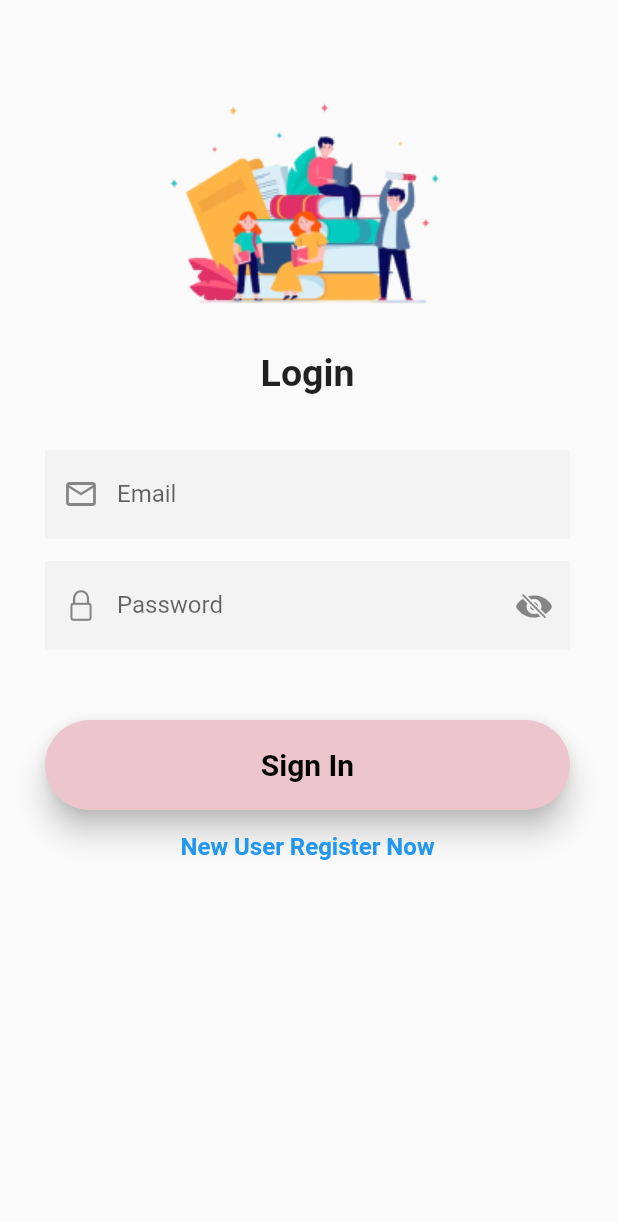
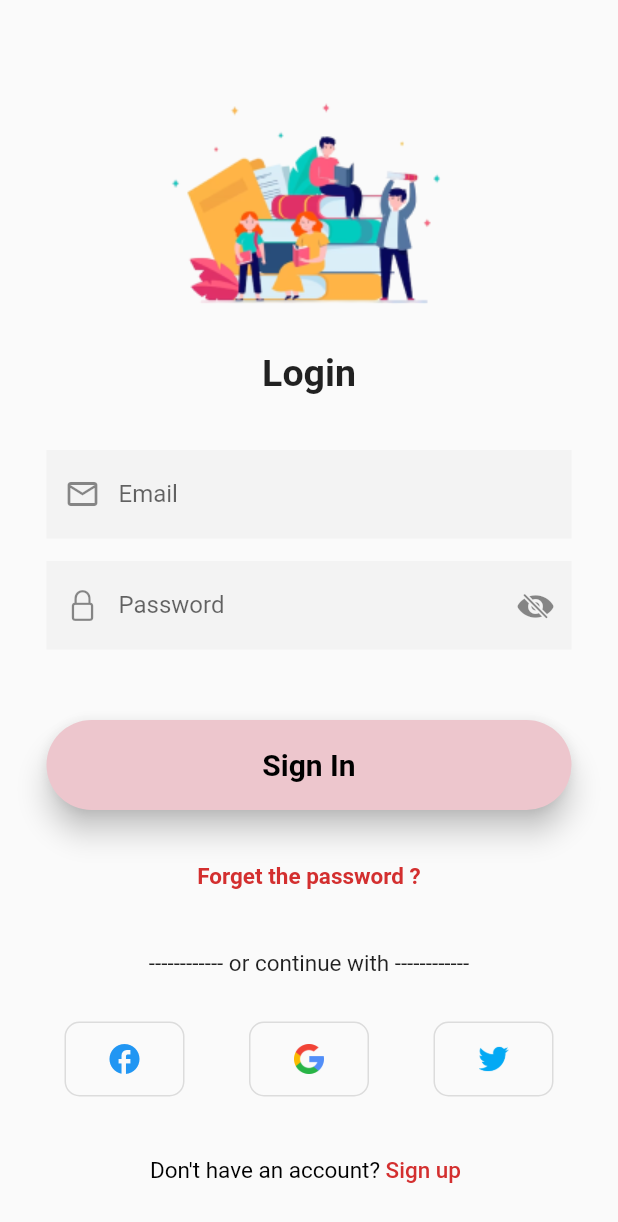
Before and after one commit to Ayush2233/Pick-A-Book, a Flutter app: the screen it shows after launch, on a phone screen of 412 x 824 dp. Shown: the top 1222 px of the screen. Run offline on Flutter 3.47's test engine with Material 2 defaults, Android fonts, the light colour scheme and no system bars; our stand-ins replace carousel_slider, convex_bottom_bar, firebase_auth, firebase_core, google_fonts; accounts and stored records are empty.

Commit message:
forget pass and easy login sign in

```diff
--- a/lib/screens/signin.dart
+++ b/lib/screens/signin.dart
@@ -84,16 +84,91 @@ class _LoginState extends State<Login> {
             SizedBox(height: 15,),
 
 
-            // Signup button
-            GestureDetector(
-              onTap: widget.showSignup,
-              child: Text("New User Register Now", style: TextStyle(
-                  color: Colors.blue,fontSize: 16,fontWeight: FontWeight.bold
-              ),
+
+
+
+            SizedBox(height: 20,),
+
+
+
+            //FORGET PASSWORD
+
+            Center(
+              child: GestureDetector(
+                onTap: (){},
+                child: Text('Forget the password ?',style: TextStyle(color: Colors.red[700],fontWeight: FontWeight.w600,fontSize: 15),),
               ),
             ),
 
-            // Conatiner for google login
+            SizedBox(height: 40,),
+
+
+
+            //EASY LOGIN
+
+            // CONTINUE TEXT
+            Container(child:
+              Column(children: [
+                Center(child: Text('------------ or continue with ------------'
+                ,style: TextStyle(fontSize: 15),),),
+
+                SizedBox(height: 30,),
+
+
+                //EASY LOGIN BUTTONS
+                Center(
+                  child: Row(mainAxisAlignment: MainAxisAlignment.spaceEvenly,
+                    children: [
+                    //FACEBOOK
+                    SizedBox(width: 80,height: 50,
+                      child: OutlinedButton(onPressed: (){}, child: Icon(Icons.facebook),
+                        style: OutlinedButton.styleFrom(shape: RoundedRectangleBorder(borderRadius: BorderRadius.circular(10))),
+                      ),
+                    )
+
+                    //GOOGLE
+                    ,SizedBox(width: 80,height: 50,
+                      child: OutlinedButton(onPressed: (){}, child: Image.asset('assets/icons/google.png',width: 20,),
+                        style: OutlinedButton.styleFrom(shape: RoundedRectangleBorder(borderRadius: BorderRadius.circular(10))),
+                      ),
+                    )
+
+                    //TWITTER
+                    ,SizedBox(width: 80,height: 50,
+                      child: OutlinedButton(onPressed: (){}, child: Image.asset('assets/icons/twitter (1).png',width: 20,),
+                        style: OutlinedButton.styleFrom(shape: RoundedRectangleBorder(borderRadius: BorderRadius.circular(10))),
+                      ),
+                    )
+                  ],),
+                ),
+
+                SizedBox(height: 40,),
+
+
+                //// Signup button
+                Center(
+                  child: Padding(
+                      padding: const EdgeInsets.fromLTRB(100,0,0,0),
+                      child: Row(
+                        children: [
+                          Text("Don't have an account? ", style: TextStyle(
+                              color: Colors.black,fontSize: 15,fontWeight: FontWeight.w400
+                          ),
+                          ),
+                          GestureDetector(
+                            onTap: (){},
+                            child: Text('Sign up',style: TextStyle(
+                              color: Colors.red[700],fontSize: 15,fontWeight: FontWeight.w500
+                            ),),
+                          )
+                        ],
+                      ),
+                    ),
+                  ),
+
+                ],
+              ),
+            )
             //Container()
           ],
         ),
```
